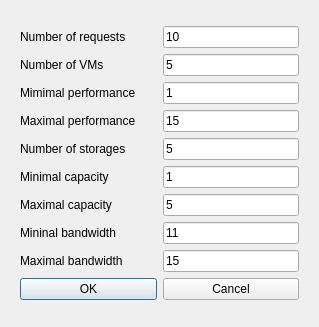
Before: the Qt Designer form DCGUI/Windows/RandomDemandDialog.ui in DanielZorin/DataCenters, drawn with Qt 5.
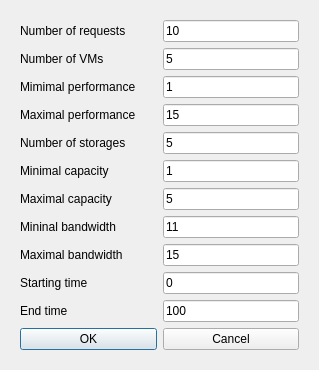
After: the same form once the commit is applied.

Commit message: Random dialog updated

```diff
--- a/DCGUI/Windows/RandomDemandDialog.ui
+++ b/DCGUI/Windows/RandomDemandDialog.ui
@@ -7,7 +7,7 @@
     <x>0</x>
     <y>0</y>
     <width>319</width>
-    <height>327</height>
+    <height>353</height>
    </rect>
   </property>
   <property name="sizePolicy">
@@ -150,6 +150,20 @@
               </property>
              </widget>
             </item>
+            <item>
+             <widget class="QLabel" name="label_8">
+              <property name="text">
+               <string>Starting time</string>
+              </property>
+             </widget>
+            </item>
+            <item>
+             <widget class="QLabel" name="label_11">
+              <property name="text">
+               <string>End time</string>
+              </property>
+             </widget>
+            </item>
            </layout>
           </item>
           <item>
@@ -220,6 +234,20 @@
               </property>
              </widget>
             </item>
+            <item>
+             <widget class="QLineEdit" name="starttime">
+              <property name="text">
+               <string>0</string>
+              </property>
+             </widget>
+            </item>
+            <item>
+             <widget class="QLineEdit" name="endtime">
+              <property name="text">
+               <string>100</string>
+              </property>
+             </widget>
+            </item>
            </layout>
           </item>
          </layout>
```
The commit also changes 4 other files.
